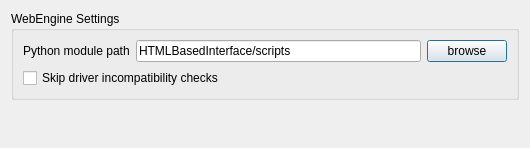
Above: source/VIEW/DIALOGS/webEnginePreferences.ui from BALL-Project/ball before the change. Below: the same form after it.
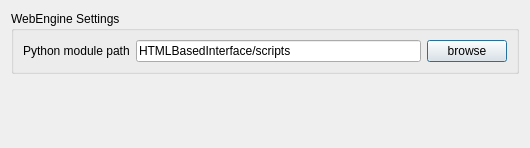
That is the form after the change.

Commit message: Fixed some tooltips and captions in the WebEngine settings dialog

What changed in the file:
```diff
--- a/source/VIEW/DIALOGS/webEnginePreferences.ui
+++ b/source/VIEW/DIALOGS/webEnginePreferences.ui
@@ -51,19 +51,6 @@
         </item>
        </layout>
       </item>
-      <item>
-       <widget class="QCheckBox" name="skip_checks">
-        <property name="enabled">
-         <bool>true</bool>
-        </property>
-        <property name="text">
-         <string>Skip driver incompatibility checks</string>
-        </property>
-        <property name="checked">
-         <bool>false</bool>
-        </property>
-       </widget>
-      </item>
      </layout>
     </widget>
    </item>
```
Left out of the diff: 5 changed lines with no effect on the pictures. The commit also changes 1 other file.
